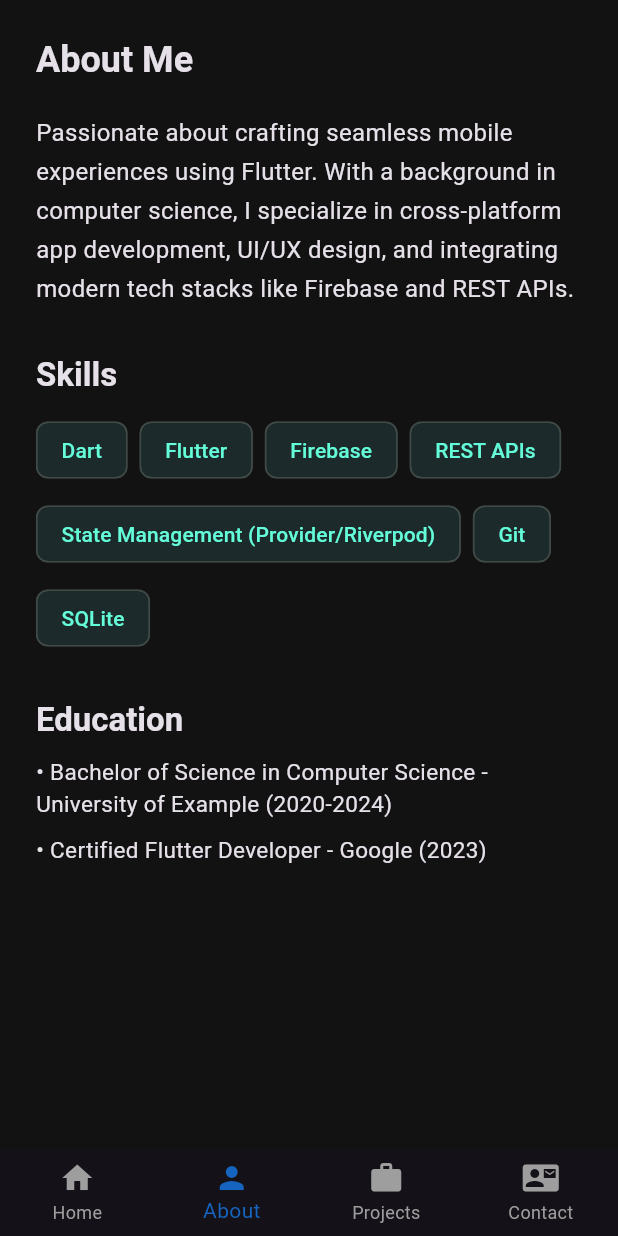
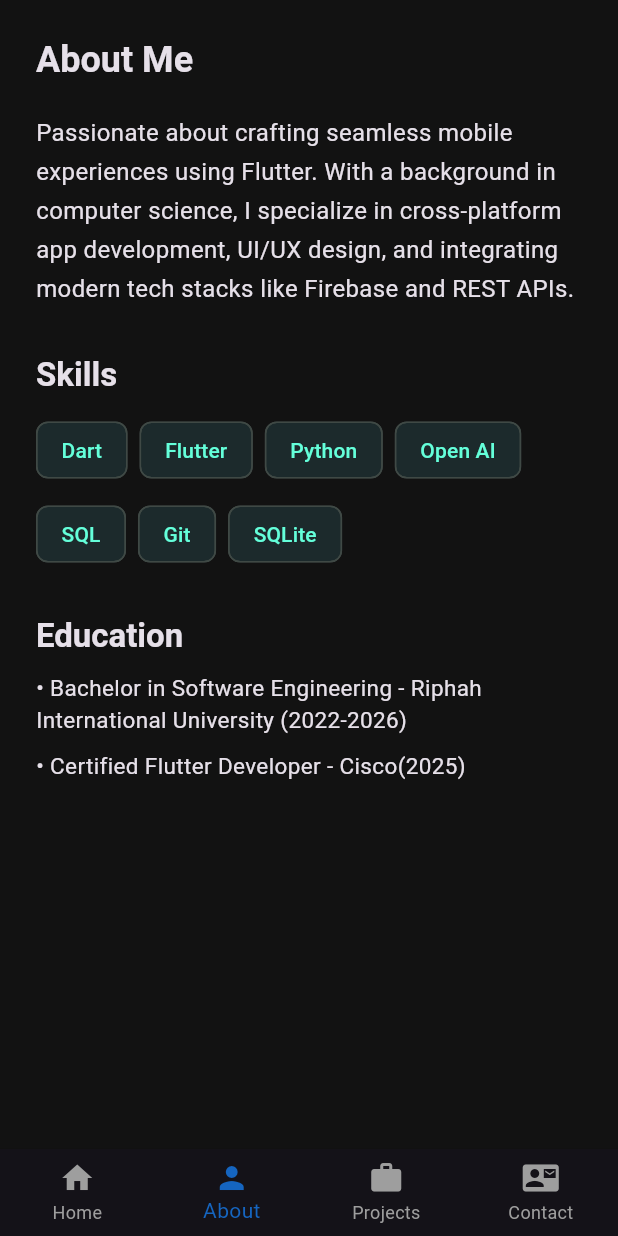
Before and after one commit to HaroonAbbas12/MobileApplicationDevelopmemt, a Flutter app: the screen it shows after launch, item 2 of the bottom bar chosen, on a phone screen of 412 x 824 dp. Run offline on Flutter 3.47's test engine with Material 3 defaults, Android fonts, the phone set to English and light mode, and no system bars; our stand-ins replace font_awesome_flutter, lottie; network calls fail.

Commit message:
updated code

```diff
--- a/portfolio/lib/app_data.dart
+++ b/portfolio/lib/app_data.dart
@@ -7,7 +7,7 @@ class AppData {
 
   // Static user data object containing details about the user.
   static const UserData user = UserData(
-    name: 'John Doe',
+    name: 'Haroon Abbas',
     title: 'Flutter Developer & Mobile Enthusiast',
     bio:
         'Passionate about crafting seamless mobile experiences using Flutter. With a background in computer science, I specialize in cross-platform app development, UI/UX design, and integrating modern tech stacks like Firebase and REST APIs.',
@@ -15,37 +15,37 @@ class AppData {
     skills: [
       'Dart',
       'Flutter',
-      'Firebase',
-      'REST APIs',
-      'State Management (Provider/Riverpod)',
+      'Python',
+      'Open AI',
+      'SQL',
       'Git',
       'SQLite',
     ],
     education: [
-      'Bachelor of Science in Computer Science - University of Example (2020-2024)',
-      'Certified Flutter Developer - Google (2023)',
+      'Bachelor in Software Engineering - Riphah International University (2022-2026)',
+      'Certified Flutter Developer - Cisco(2025)',
     ],
   );
 
   // List of projects that will be shown on the Projects page.
   static const List<Project> projects = [
     Project(
-      title: 'TodoMaster Pro',
+      title: 'Ai voice assistant',
       description:
-          'A feature-rich todo list app with offline support, reminders, and cloud sync using Firebase. Built with Flutter for iOS and Android.',
+          'A feature-rich AI vooice assistant using OPen AI and Python',
       imageUrl: 'assets/todomaster.jpg', // Local image
       technologies: ['Flutter', 'Firebase', 'SQLite'], // Tech used in project
-      githubUrl: 'https://github.com/johndoe/todomaster',
+      githubUrl: 'https://github.com/HaroonAbbas12/AI_voice_assistant',
       liveUrl:
           'https://play.google.com/store/apps/details?id=com.example.todomaster',
     ),
     Project(
-      title: 'WeatherWise',
+      title: 'Diabetes Prediction System',
       description:
-          'Real-time weather forecasting app integrating OpenWeatherMap API. Includes location-based forecasts, hourly updates, and a clean Material Design UI.',
+          'Diabetic Prediction System using Python and google colab',
       imageUrl: 'assets/weatherwise.jpg',
       technologies: ['Flutter', 'REST APIs', 'Geolocator'],
-      githubUrl: 'https://github.com/johndoe/weatherwise',
+      githubUrl: 'https://github.com/HaroonAbbas12/AI_voice_assistant',
       liveUrl: '',
     ),
     Project(
@@ -61,12 +61,12 @@ class AppData {
 
   // Contact information section.
   static const ContactInfo contactInfo = ContactInfo(
-    email: 'john.doe@example.com',
-    phone: '+1 234 567 8900',
-    location: 'New York, NY, USA',
-    linkedin: 'https://linkedin.com/in/johndoe',
-    github: 'https://github.com/johndoe',
-    twitter: 'https://twitter.com/johndoe',
+    email: 'haxoonabbas@gmail.com',
+    phone: '+923450623909',
+    location: 'Islamabad ,Pakistan',
+    linkedin: 'https://linkedin.com/in/HaroonAbbas',
+    github: 'https://github.com/HaroonAbbas12',
+    twitter: 'https://twitter.com/HaroonAbbas',
   );
 }
 
```
